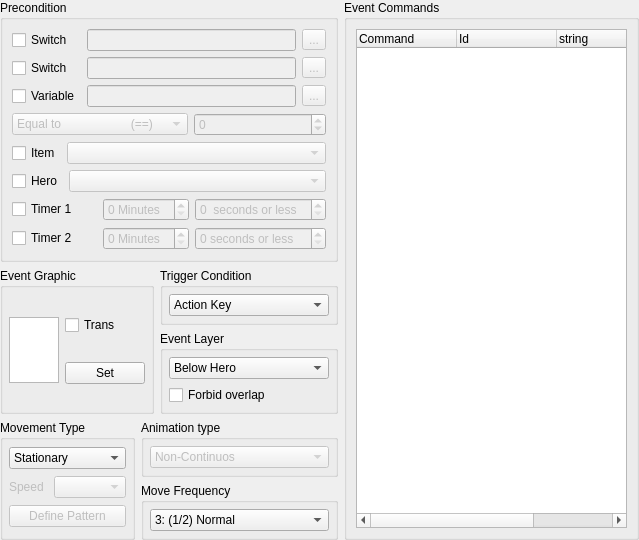
EasyRPG/Editor, file src/tools/qeventpageWidget.ui: the form before one commit.
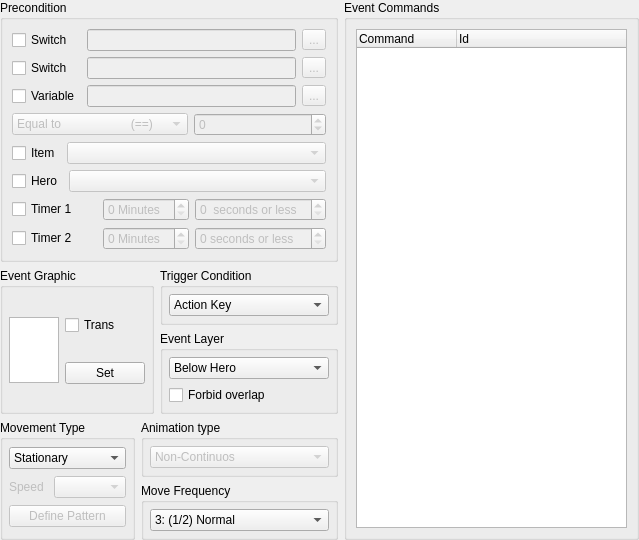
The form after the commit.

```diff
--- a/src/tools/qeventpageWidget.ui
+++ b/src/tools/qeventpageWidget.ui
@@ -316,16 +316,6 @@
           <string>Id</string>
          </property>
         </column>
-        <column>
-         <property name="text">
-          <string>string</string>
-         </property>
-        </column>
-        <column>
-         <property name="text">
-          <string>parameters</string>
-         </property>
-        </column>
        </widget>
       </item>
      </layout>
```
